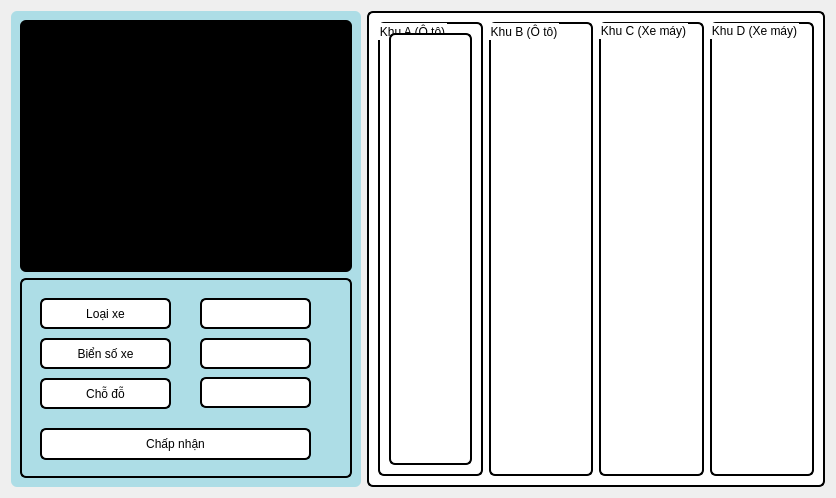
Before: the Qt Designer form resources/layouts/widget_in.ui in huyquang-bka/smart_parking_lot, drawn with Qt 5.
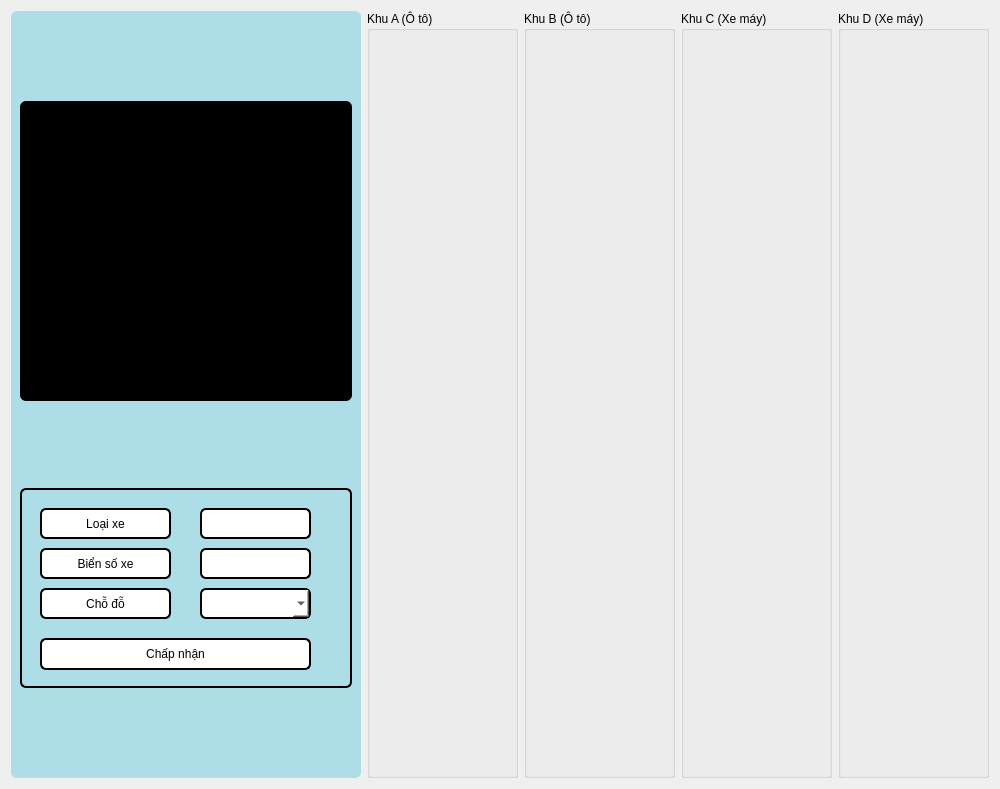
After: the same form once the commit is applied.

Patch:
```diff
--- a/resources/layouts/widget_in.ui
+++ b/resources/layouts/widget_in.ui
@@ -6,14 +6,72 @@
    <rect>
     <x>0</x>
     <y>0</y>
-    <width>836</width>
-    <height>498</height>
+    <width>1000</width>
+    <height>789</height>
    </rect>
   </property>
   <property name="windowTitle">
    <string>Form</string>
   </property>
+  <property name="styleSheet">
+   <string notr="true"/>
+  </property>
   <layout class="QGridLayout" name="gridLayout">
+   <item row="0" column="1">
+    <layout class="QGridLayout" name="gridLayout_8">
+     <item row="0" column="0">
+      <widget class="QGroupBox" name="groupBox_A">
+       <property name="styleSheet">
+        <string notr="true"/>
+       </property>
+       <property name="title">
+        <string>Khu A (Ô tô)</string>
+       </property>
+       <layout class="QGridLayout" name="gridLayout_4">
+        <item row="0" column="0">
+         <layout class="QGridLayout" name="gridLayout_A"/>
+        </item>
+       </layout>
+      </widget>
+     </item>
+     <item row="0" column="1">
+      <widget class="QGroupBox" name="groupBox_B">
+       <property name="title">
+        <string>Khu B (Ô tô)</string>
+       </property>
+       <layout class="QGridLayout" name="gridLayout_5">
+        <item row="0" column="0">
+         <layout class="QGridLayout" name="gridLayout_B"/>
+        </item>
+       </layout>
+      </widget>
+     </item>
+     <item row="0" column="2">
+      <widget class="QGroupBox" name="groupBox_C">
+       <property name="title">
+        <string>Khu C (Xe máy)</string>
+       </property>
+       <layout class="QGridLayout" name="gridLayout_6">
+        <item row="0" column="0">
+         <layout class="QGridLayout" name="gridLayout_C"/>
+        </item>
+       </layout>
+      </widget>
+     </item>
+     <item row="0" column="3">
+      <widget class="QGroupBox" name="groupBox_D">
+       <property name="title">
+        <string>Khu D (Xe máy)</string>
+       </property>
+       <layout class="QGridLayout" name="gridLayout_7">
+        <item row="0" column="0">
+         <layout class="QGridLayout" name="gridLayout_D"/>
+        </item>
+       </layout>
+      </widget>
+     </item>
+    </layout>
+   </item>
    <item row="0" column="0">
     <widget class="QGroupBox" name="groupBox_2">
      <property name="maximumSize">
@@ -33,6 +91,12 @@
      <layout class="QGridLayout" name="gridLayout_2">
       <item row="0" column="0">
        <widget class="QLabel" name="qlabel_frame">
+        <property name="maximumSize">
+         <size>
+          <width>16777215</width>
+          <height>300</height>
+         </size>
+        </property>
         <property name="styleSheet">
          <string notr="true">background-color: rgb(0, 0, 0);
 border: 6px;
@@ -108,30 +172,6 @@
           <string/>
          </property>
         </widget>
-        <widget class="QLineEdit" name="qline_slot">
-         <property name="geometry">
-          <rect>
-           <x>180</x>
-           <y>99</y>
-           <width>111</width>
-           <height>31</height>
-          </rect>
-         </property>
-         <property name="styleSheet">
-          <string notr="true">background-color: rgb(255, 255, 255);
-border: 2px solid black;
-border-radius: 6px;</string>
-         </property>
-         <property name="text">
-          <string/>
-         </property>
-         <property name="alignment">
-          <set>Qt::AlignCenter</set>
-         </property>
-         <property name="placeholderText">
-          <string/>
-         </property>
-        </widget>
         <widget class="QLabel" name="label">
          <property name="geometry">
           <rect>
@@ -216,68 +256,21 @@
           <string>Chấp nhận</string>
          </property>
         </widget>
-       </widget>
-      </item>
-     </layout>
-    </widget>
-   </item>
-   <item row="0" column="1">
-    <widget class="QFrame" name="qframe_map">
-     <property name="styleSheet">
-      <string notr="true">background-color: rgb(255, 255, 255 );
+        <widget class="QComboBox" name="qcomboBox_slot">
+         <property name="geometry">
+          <rect>
+           <x>180</x>
+           <y>100</y>
+           <width>111</width>
+           <height>31</height>
+          </rect>
+         </property>
+         <property name="styleSheet">
+          <string notr="true">background-color: rgb(255, 255, 255);
 border: 2px solid black;
 border-radius: 6px;</string>
-     </property>
-     <property name="frameShape">
-      <enum>QFrame::StyledPanel</enum>
-     </property>
-     <property name="frameShadow">
-      <enum>QFrame::Raised</enum>
-     </property>
-     <layout class="QGridLayout" name="gridLayout_3">
-      <item row="0" column="1">
-       <widget class="QGroupBox" name="groupBox_B">
-        <property name="title">
-         <string>Khu B (Ô tô)</string>
-        </property>
-       </widget>
-      </item>
-      <item row="0" column="3">
-       <widget class="QGroupBox" name="groupBox_D">
-        <property name="title">
-         <string>Khu D (Xe máy)</string>
-        </property>
-       </widget>
-      </item>
-      <item row="0" column="2">
-       <widget class="QGroupBox" name="groupBox_C">
-        <property name="title">
-         <string>Khu C (Xe máy)</string>
-        </property>
-       </widget>
-      </item>
-      <item row="0" column="0">
-       <widget class="QGroupBox" name="groupBox_A">
-        <property name="title">
-         <string>Khu A (Ô tô)</string>
-        </property>
-        <layout class="QGridLayout" name="gridLayout_4">
-         <item row="0" column="0">
-          <widget class="QLabel" name="label_4">
-           <property name="styleSheet">
-            <string notr="true">background-color: rgb(255, 255, 255);
-border: 2px solid black;
-border-radius: 6px;</string>
-           </property>
-           <property name="text">
-            <string/>
-           </property>
-           <property name="alignment">
-            <set>Qt::AlignCenter</set>
-           </property>
-          </widget>
-         </item>
-        </layout>
+         </property>
+        </widget>
        </widget>
       </item>
      </layout>
```
